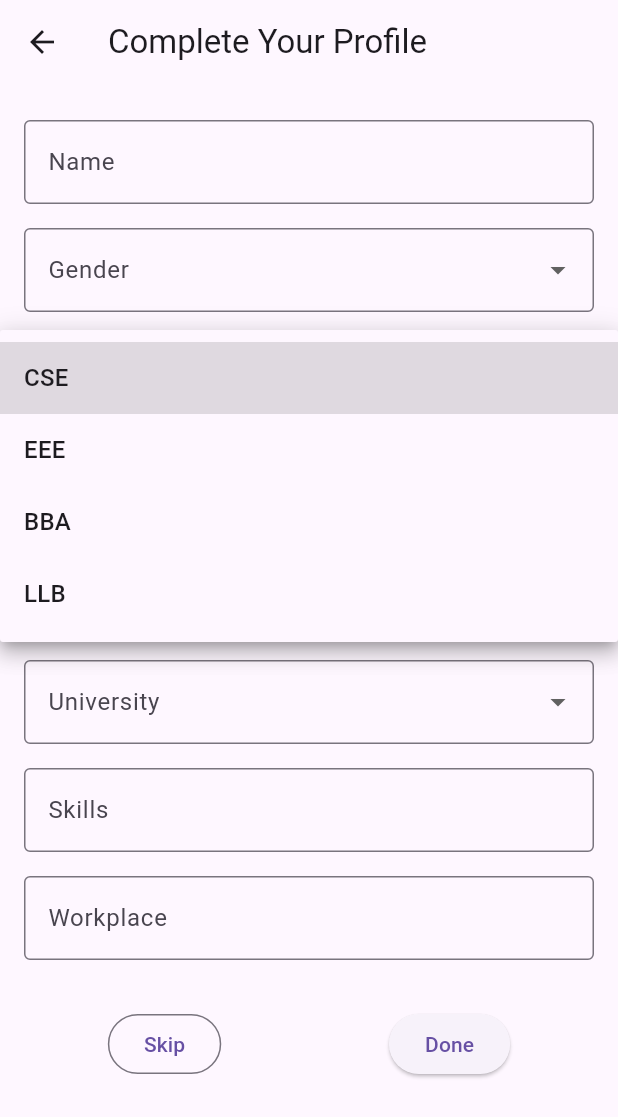
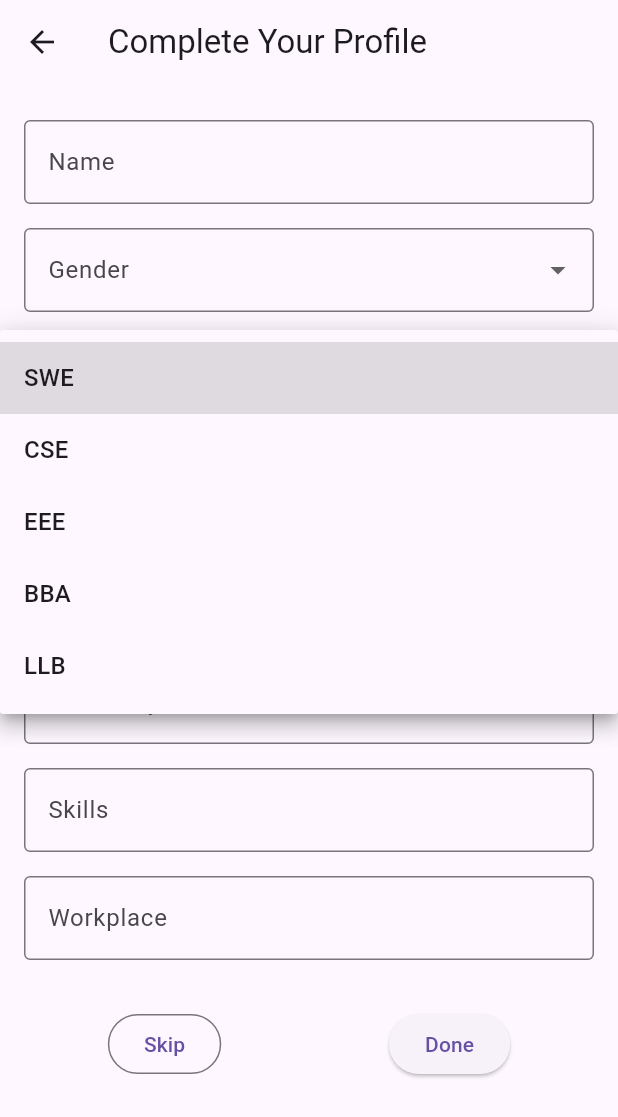
Before and after one commit to TusharOnPoint/SWE250Project-Campus-Connect, a Flutter app: the UserInfoForm screen opened by its route, after a tap on "Department", on a phone screen of 412 x 824 dp. Shown: the top 1117 px of the screen. Run offline on Flutter 3.47's test engine with Material 3 defaults, Android fonts, the phone set to English and light mode, and no system bars; our stand-ins replace cloud_firestore, file_picker, firebase_auth, firebase_core, flutter_dotenv, image_picker and 4 more; missing offline and left inert: universal_html; accounts and stored records are empty.

Commit message:
Updated project with new and modified Dart files

```diff
--- a/lib/screens/edit_profile.dart
+++ b/lib/screens/edit_profile.dart
@@ -22,11 +22,11 @@ class _EditProfileScreenState extends State<EditProfileScreen> {
   String? year;
   String? semester;
 
-  final List<String> departments = ['CSE', 'EEE', 'BBA', 'LLB'];
+  final List<String> departments = ['SWE', 'CSE', 'EEE', 'BBA', 'LLB'];
   final List<String> courses = ['Bachelors', 'Masters'];
   final List<String> years = ['1st', '2nd', '3rd', '4th'];
   final List<String> semesters = ['1st', '2nd','3rd'];
-  final List<String> universities = ['BUET', 'DU', 'NSU', 'BRAC', 'RUET','SUST'];
+  final List<String> universities = ['SUST', 'BUET', 'DU', 'NSU', 'BRAC', 'RUET'];
 
   @override
   void initState() {
--- a/lib/screens/user_info_form.dart
+++ b/lib/screens/user_info_form.dart
@@ -23,11 +23,11 @@ class _UserInfoFormState extends State<UserInfoForm> {
   String? workplace;
 
   final List<String> genders = ['Male', 'Female', 'Other'];
-  final List<String> departments = ['CSE', 'EEE', 'BBA', 'LLB'];
+  final List<String> departments = ['SWE', 'CSE', 'EEE', 'BBA', 'LLB'];
   final List<String> courses = ['Bachelors', 'Masters'];
   final List<String> years = ['1st', '2nd', '3rd', '4th'];
-  final List<String> semesters = ['1st', '2nd'];
-  final List<String> universities = ['BUET', 'DU', 'NSU', 'BRAC', 'RUET','SUST'];
+  final List<String> semesters = ['1st', '2nd', '3rd'];
+  final List<String> universities = ['SUST', 'BUET', 'DU', 'NSU', 'BRAC', 'RUET'];
 
   void _submitForm() async {
     if (_formKey.currentState!.validate()) {
```
